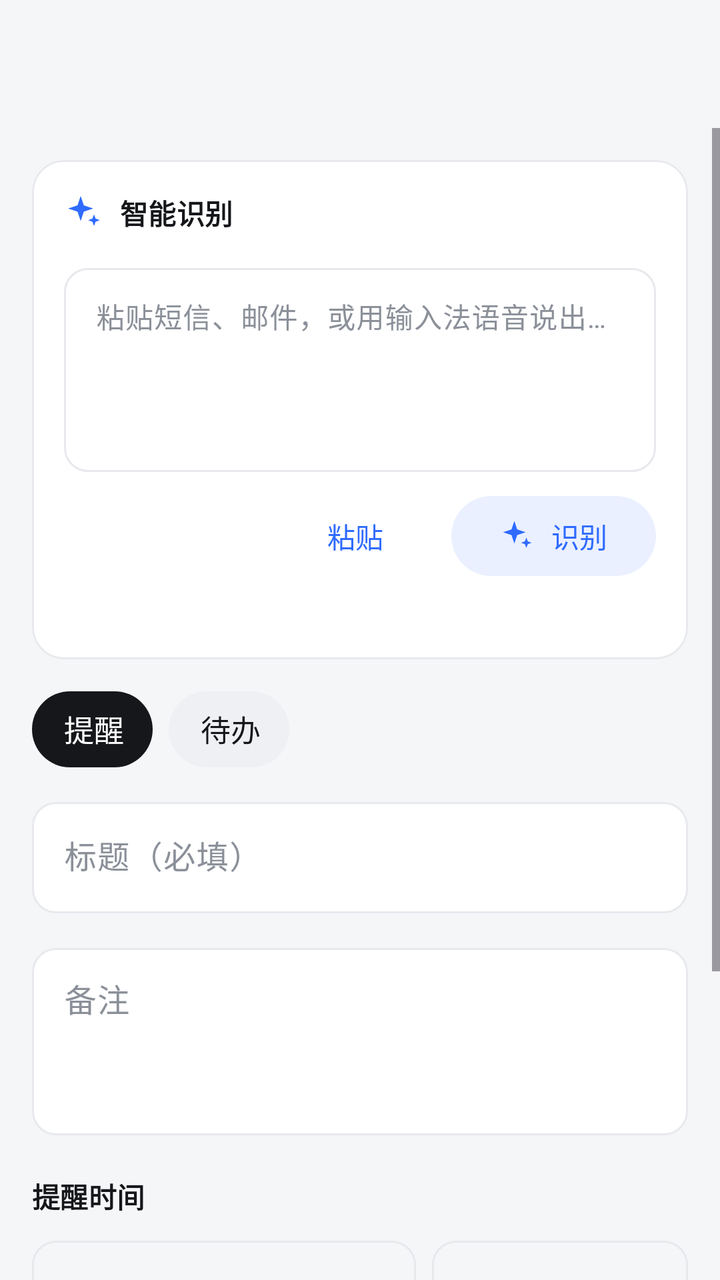
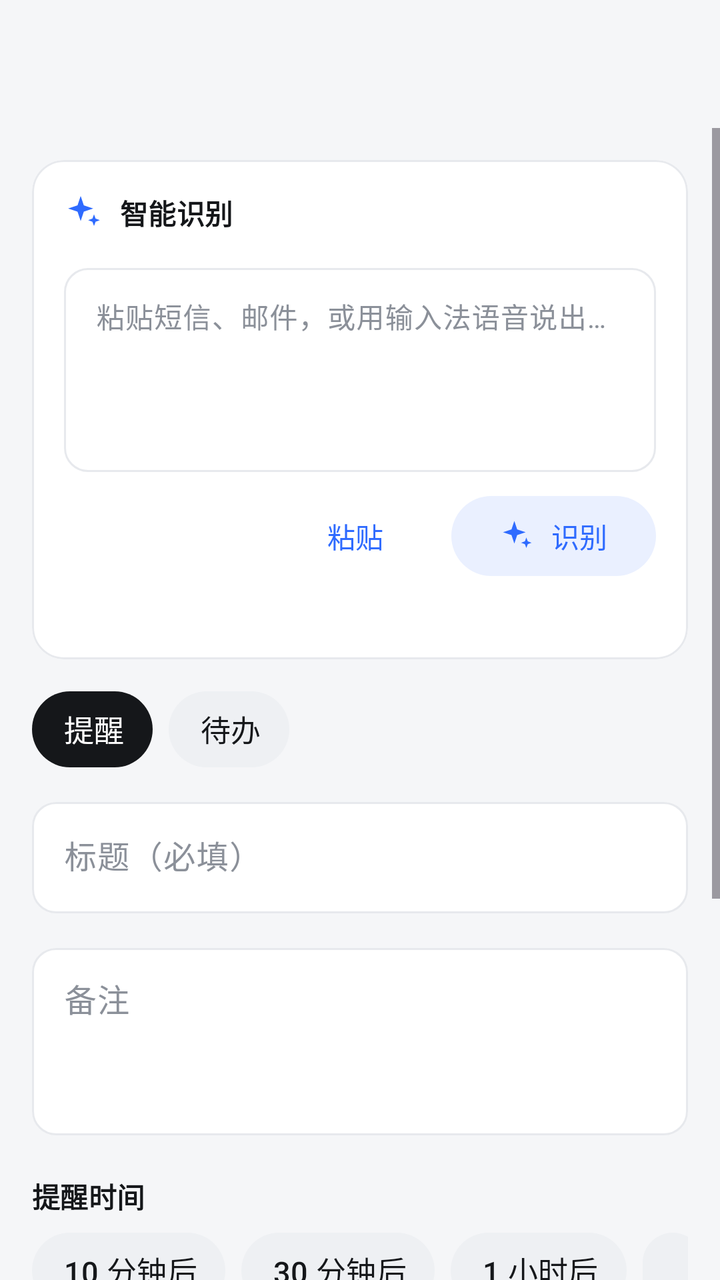

Screens rendered from an Android XML layout before and after an edit, with the pre-edit source and the edit as a unified diff.
<!-- AndroidManifest.xml: application theme Theme.Reminder -->
<!-- res/layout/activity_edit_reminder.xml -->
<?xml version="1.0" encoding="utf-8"?>
<LinearLayout xmlns:android="http://schemas.android.com/apk/res/android"
    xmlns:app="http://schemas.android.com/apk/res-auto"
    android:layout_width="match_parent"
    android:layout_height="match_parent"
    android:background="@color/bg"
    android:orientation="vertical">

    <com.google.android.material.appbar.MaterialToolbar
        android:id="@+id/toolbar"
        android:layout_width="match_parent"
        android:layout_height="?attr/actionBarSize" />

    <ScrollView
        android:layout_width="match_parent"
        android:layout_height="0dp"
        android:layout_weight="1">

        <LinearLayout
            android:layout_width="match_parent"
            android:layout_height="wrap_content"
            android:orientation="vertical"
            android:padding="16dp">

            
            <com.google.android.material.card.MaterialCardView
                android:id="@+id/smartCard"
                android:layout_width="match_parent"
                android:layout_height="wrap_content"
                android:layout_marginBottom="16dp">

                <LinearLayout
                    android:layout_width="match_parent"
                    android:layout_height="wrap_content"
                    android:orientation="vertical"
                    android:padding="16dp">

                    <LinearLayout
                        android:layout_width="match_parent"
                        android:layout_height="wrap_content"
                        android:gravity="center_vertical"
                        android:orientation="horizontal">

                        <ImageView
                            android:layout_width="20dp"
                            android:layout_height="20dp"
                            android:importantForAccessibility="no"
                            app:srcCompat="@drawable/ic_sparkle"
                            app:tint="@color/accent" />

                        <TextView
                            android:layout_width="wrap_content"
                            android:layout_height="wrap_content"
                            android:layout_marginStart="8dp"
                            android:text="@string/ai_card_title"
                            android:textAppearance="@style/TextAppearance.Reminder.StatLabel" />
                    </LinearLayout>

                    <com.google.android.material.textfield.TextInputLayout
                        android:layout_width="match_parent"
                        android:layout_height="wrap_content"
                        android:layout_marginTop="12dp"
                        android:hint="@string/ai_input_hint"
                        app:endIconMode="clear_text">

                        <com.google.android.material.textfield.TextInputEditText
                            android:id="@+id/smartInput"
                            android:layout_width="match_parent"
                            android:layout_height="wrap_content"
                            android:gravity="top"
                            android:inputType="textMultiLine"
                            android:maxLines="8"
                            android:minLines="4"
                            android:textSize="14sp" />
                    </com.google.android.material.textfield.TextInputLayout>

                    <LinearLayout
                        android:layout_width="match_parent"
                        android:layout_height="wrap_content"
                        android:layout_marginTop="8dp"
                        android:gravity="center_vertical"
                        android:orientation="horizontal">

                        <com.google.android.material.progressindicator.CircularProgressIndicator
                            android:id="@+id/aiProgress"
                            android:layout_width="wrap_content"
                            android:layout_height="wrap_content"
                            android:indeterminate="true"
                            android:visibility="gone"
                            app:indicatorSize="20dp"
                            app:trackThickness="2dp" />

                        <Space
                            android:layout_width="0dp"
                            android:layout_height="0dp"
                            android:layout_weight="1" />

                        <com.google.android.material.button.MaterialButton
                            android:id="@+id/pasteButton"
                            style="@style/Widget.Material3.Button.TextButton"
                            android:layout_width="wrap_content"
                            android:layout_height="wrap_content"
                            android:text="@string/ai_paste" />

                        <com.google.android.material.button.MaterialButton
                            android:id="@+id/recognizeButton"
                            style="@style/Widget.Material3.Button.TonalButton"
                            android:layout_width="wrap_content"
                            android:layout_height="wrap_content"
                            android:layout_marginStart="4dp"
                            android:text="@string/ai_recognize"
                            app:icon="@drawable/ic_sparkle" />
                    </LinearLayout>

                    <TextView
                        android:id="@+id/aiStatus"
                        android:layout_width="match_parent"
                        android:layout_height="wrap_content"
                        android:layout_marginTop="4dp"
                        android:textColor="@color/text_secondary"
                        android:textSize="13sp" />
                </LinearLayout>
            </com.google.android.material.card.MaterialCardView>

            
            <com.google.android.material.chip.ChipGroup
                android:id="@+id/typeGroup"
                android:layout_width="wrap_content"
                android:layout_height="wrap_content"
                android:layout_marginBottom="12dp"
                app:checkedChip="@id/chipTypeEvent"
                app:chipSpacingHorizontal="8dp"
                app:selectionRequired="true"
                app:singleLine="true"
                app:singleSelection="true">

                <com.google.android.material.chip.Chip
                    android:id="@+id/chipTypeEvent"
                    style="@style/Widget.Reminder.PillChip"
                    android:layout_width="wrap_content"
                    android:layout_height="wrap_content"
                    android:text="@string/type_event" />

                <com.google.android.material.chip.Chip
                    android:id="@+id/chipTypeTodo"
                    style="@style/Widget.Reminder.PillChip"
                    android:layout_width="wrap_content"
                    android:layout_height="wrap_content"
                    android:text="@string/type_todo" />
            </com.google.android.material.chip.ChipGroup>

            <com.google.android.material.textfield.TextInputLayout
                android:id="@+id/titleLayout"
                android:layout_width="match_parent"
                android:layout_height="wrap_content"
                android:hint="@string/hint_title">

                <com.google.android.material.textfield.TextInputEditText
                    android:id="@+id/titleInput"
                    android:layout_width="match_parent"
                    android:layout_height="wrap_content"
                    android:inputType="text"
                    android:maxLength="50" />
            </com.google.android.material.textfield.TextInputLayout>

            <com.google.android.material.textfield.TextInputLayout
                android:layout_width="match_parent"
                android:layout_height="wrap_content"
                android:layout_marginTop="12dp"
                android:hint="@string/hint_note">

                <com.google.android.material.textfield.TextInputEditText
                    android:id="@+id/noteInput"
                    android:layout_width="match_parent"
                    android:layout_height="wrap_content"
                    android:gravity="top"
                    android:inputType="textMultiLine"
                    android:minLines="3" />
            </com.google.android.material.textfield.TextInputLayout>

            <TextView
                android:layout_width="wrap_content"
                android:layout_height="wrap_content"
                android:layout_marginTop="20dp"
                android:text="@string/label_time"
                android:textAppearance="@style/TextAppearance.Reminder.StatLabel" />

            
            <LinearLayout
                android:id="@+id/leadSection"
                android:layout_width="match_parent"
                android:layout_height="wrap_content"
                android:orientation="vertical"
                android:visibility="gone">

                <TextView
                    android:id="@+id/eventTimeText"
                    android:layout_width="wrap_content"
                    android:layout_height="wrap_content"
                    android:layout_marginTop="6dp"
                    android:textColor="@color/text_secondary"
                    android:textSize="13sp" />

                <HorizontalScrollView
                    android:layout_width="match_parent"
                    android:layout_height="wrap_content"
                    android:layout_marginTop="8dp"
                    android:scrollbars="none">

                    <com.google.android.material.chip.ChipGroup
                        android:id="@+id/leadGroup"
                        android:layout_width="wrap_content"
                        android:layout_height="wrap_content"
                        app:chipSpacingHorizontal="8dp"
                        app:selectionRequired="true"
                        app:singleLine="true"
                        app:singleSelection="true">

                        <com.google.android.material.chip.Chip
                            android:id="@+id/chipLead0"
                            style="@style/Widget.Reminder.PillChip"
                            android:layout_width="wrap_content"
                            android:layout_height="wrap_content"
                            android:text="@string/lead_0" />

                        <com.google.android.material.chip.Chip
                            android:id="@+id/chipLead30"
                            style="@style/Widget.Reminder.PillChip"
                            android:layout_width="wrap_content"
                            android:layout_height="wrap_content"
                            android:text="@string/lead_30m" />

                        <com.google.android.material.chip.Chip
                            android:id="@+id/chipLead1h"
                            style="@style/Widget.Reminder.PillChip"
                            android:layout_width="wrap_content"
                            android:layout_height="wrap_content"
                            android:text="@string/lead_1h" />

                        <com.google.android.material.chip.Chip
                            android:id="@+id/chipLead1d"
                            style="@style/Widget.Reminder.PillChip"
                            android:layout_width="wrap_content"
                            android:layout_height="wrap_content"
                            android:text="@string/lead_1d" />
                    </com.google.android.material.chip.ChipGroup>
                </HorizontalScrollView>
            </LinearLayout>

            <LinearLayout
                android:layout_width="match_parent"
                android:layout_height="wrap_content"
                android:layout_marginTop="8dp"
                android:orientation="horizontal">

                <com.google.android.material.button.MaterialButton
                    android:id="@+id/dateButton"
                    style="@style/Widget.Material3.Button.OutlinedButton"
                    android:layout_width="0dp"
                    android:layout_height="52dp"
                    android:layout_marginEnd="8dp"
                    android:layout_weight="3"
                    android:textColor="@color/text_primary"
                    app:cornerRadius="12dp" />

                <com.google.android.material.button.MaterialButton
                    android:id="@+id/timeButton"
                    style="@style/Widget.Material3.Button.OutlinedButton"
                    android:layout_width="0dp"
                    android:layout_height="52dp"
                    android:layout_weight="2"
                    android:textColor="@color/text_primary"
                    app:cornerRadius="12dp" />
            </LinearLayout>

            <TextView
                android:layout_width="wrap_content"
                android:layout_height="wrap_content"
                android:layout_marginTop="20dp"
                android:text="@string/label_repeat"
                android:textAppearance="@style/TextAppearance.Reminder.StatLabel" />

            <com.google.android.material.chip.ChipGroup
                android:id="@+id/repeatGroup"
                android:layout_width="wrap_content"
                android:layout_height="wrap_content"
                android:layout_marginTop="8dp"
                app:checkedChip="@id/chipRepeatNone"
                app:chipSpacingHorizontal="8dp"
                app:selectionRequired="true"
                app:singleLine="true"
                app:singleSelection="true">

                <com.google.android.material.chip.Chip
                    android:id="@+id/chipRepeatNone"
                    style="@style/Widget.Reminder.PillChip"
                    android:layout_width="wrap_content"
                    android:layout_height="wrap_content"
                    android:text="@string/repeat_none" />

                <com.google.android.material.chip.Chip
                    android:id="@+id/chipRepeatDaily"
                    style="@style/Widget.Reminder.PillChip"
                    android:layout_width="wrap_content"
                    android:layout_height="wrap_content"
                    android:text="@string/repeat_daily" />

                <com.google.android.material.chip.Chip
                    android:id="@+id/chipRepeatWeekly"
                    style="@style/Widget.Reminder.PillChip"
                    android:layout_width="wrap_content"
                    android:layout_height="wrap_content"
                    android:text="@string/repeat_weekly" />

                <com.google.android.material.chip.Chip
                    android:id="@+id/chipRepeatMonthly"
                    style="@style/Widget.Reminder.PillChip"
                    android:layout_width="wrap_content"
                    android:layout_height="wrap_content"
                    android:text="@string/repeat_monthly" />
            </com.google.android.material.chip.ChipGroup>

            <com.google.android.material.button.MaterialButton
                android:id="@+id/save"
                android:layout_width="match_parent"
                android:layout_height="52dp"
                android:layout_marginTop="28dp"
                android:text="@string/save"
                android:textSize="16sp"
                app:cornerRadius="14dp" />

            <com.google.android.material.button.MaterialButton
                android:id="@+id/delete"
                style="@style/Widget.Material3.Button.TextButton"
                android:layout_width="match_parent"
                android:layout_height="wrap_content"
                android:layout_marginTop="4dp"
                android:text="@string/delete"
                android:textColor="@color/error"
                android:visibility="gone" />
        </LinearLayout>
    </ScrollView>
</LinearLayout>
<!-- resources referenced by this layout -->
<resources>
  <color name="accent">#2F6BFF</color>
  <color name="bg">#F5F6F8</color>
  <color name="error">#D93025</color>
  <color name="text_primary">#15171A</color>
  <color name="text_secondary">#8B9099</color>
  <!-- drawable ic_sparkle (drawable) -->
  <vector xmlns:android="http://schemas.android.com/apk/res/android"
      android:width="24dp"
      android:height="24dp"
      android:viewportWidth="24"
      android:viewportHeight="24">
      
      <path
          android:fillColor="#FF000000"
          android:pathData="M10,2l1.9,5.6L17.5,9.5l-5.6,1.9L10,17l-1.9,-5.6L2.5,9.5l5.6,-1.9z" />
      <path
          android:fillColor="#FF000000"
          android:pathData="M18,13l0.95,2.55L21.5,16.5l-2.55,0.95L18,20l-0.95,-2.55L14.5,16.5l2.55,-0.95z" />
  </vector>
  <string name="ai_card_title">智能识别</string>
  <string name="ai_input_hint">粘贴短信、邮件，或用输入法语音说出要做的事，如“明天下午三点前给王总报价”</string>
  <string name="ai_paste">粘贴</string>
  <string name="ai_recognize">识别</string>
  <string name="delete">删除</string>
  <string name="hint_note">备注</string>
  <string name="hint_title">标题（必填）</string>
  <string name="label_repeat">重复</string>
  <string name="label_time">提醒时间</string>
  <string name="lead_0">准时</string>
  <string name="lead_1d">提前1天</string>
  <string name="lead_1h">提前1小时</string>
  <string name="lead_30m">提前30分钟</string>
  <string name="repeat_daily">每天</string>
  <string name="repeat_monthly">每月</string>
  <string name="repeat_none">不重复</string>
  <string name="repeat_weekly">每周</string>
  <string name="save">保存</string>
  <string name="type_event">提醒</string>
  <string name="type_todo">待办</string>
  <style name="TextAppearance.Reminder.StatLabel" parent="TextAppearance.Material3.TitleSmall">
          <item name="android:textColor">@color/text_primary</item>
          <item name="android:textStyle">bold</item>
      </style>
  <style name="ShapeAppearance.Reminder.Pill" parent="">
          <item name="cornerFamily">rounded</item>
          <item name="cornerSize">50%</item>
      </style>
  <color name="accent_container">#EAF0FF</color>
  <color name="surface">#FFFFFF</color>
  <color name="outline">#E7E9ED</color>
  <style name="Widget.Reminder.Card" parent="Widget.Material3.CardView.Outlined">
          <item name="cardCornerRadius">16dp</item>
          <item name="cardElevation">0dp</item>
          <item name="strokeColor">@color/outline</item>
          <item name="strokeWidth">1dp</item>
          <item name="cardBackgroundColor">@color/surface</item>
      </style>
  <style name="Widget.Reminder.TextInput" parent="Widget.Material3.TextInputLayout.OutlinedBox">
          <item name="boxCornerRadiusTopStart">12dp</item>
          <item name="boxCornerRadiusTopEnd">12dp</item>
          <item name="boxCornerRadiusBottomStart">12dp</item>
          <item name="boxCornerRadiusBottomEnd">12dp</item>
          <item name="boxBackgroundColor">@color/surface</item>
      </style>
  <style name="Widget.Reminder.Toolbar" parent="Widget.Material3.Toolbar">
          <item name="android:background">@color/bg</item>
          <item name="titleCentered">true</item>
          <item name="titleTextAppearance">@style/TextAppearance.Reminder.ToolbarTitle</item>
      </style>
  <style name="TextAppearance.Reminder.ToolbarTitle" parent="TextAppearance.Material3.TitleLarge">
          <item name="android:textStyle">bold</item>
          <item name="android:textSize">18sp</item>
      </style>
  <!-- unchanged entries left out for length: 2 -->
</resources>

<!-- the commit's change to res/layout/activity_edit_reminder.xml (unified diff, before → after) -->
@@ -247,31 +247,79 @@
                 </HorizontalScrollView>
             </LinearLayout>
 
-            <LinearLayout
+            
+            <HorizontalScrollView
                 android:layout_width="match_parent"
                 android:layout_height="wrap_content"
                 android:layout_marginTop="8dp"
-                android:orientation="horizontal">
-
-                <com.google.android.material.button.MaterialButton
-                    android:id="@+id/dateButton"
-                    style="@style/Widget.Material3.Button.OutlinedButton"
-                    android:layout_width="0dp"
-                    android:layout_height="52dp"
-                    android:layout_marginEnd="8dp"
-                    android:layout_weight="3"
-                    android:textColor="@color/text_primary"
-                    app:cornerRadius="12dp" />
-
-                <com.google.android.material.button.MaterialButton
-                    android:id="@+id/timeButton"
-                    style="@style/Widget.Material3.Button.OutlinedButton"
-                    android:layout_width="0dp"
-                    android:layout_height="52dp"
-                    android:layout_weight="2"
-                    android:textColor="@color/text_primary"
-                    app:cornerRadius="12dp" />
-            </LinearLayout>
+                android:scrollbars="none">
+
+                <com.google.android.material.chip.ChipGroup
+                    android:layout_width="wrap_content"
+                    android:layout_height="wrap_content"
+                    app:chipSpacingHorizontal="8dp"
+                    app:singleLine="true">
+
+                    <com.google.android.material.chip.Chip
+                        android:id="@+id/quick10m"
+                        style="@style/Widget.Reminder.PillChip"
+                        android:layout_width="wrap_content"
+                        android:layout_height="wrap_content"
+                        android:checkable="false"
+                        android:text="@string/quick_10m" />
+
+                    <com.google.android.material.chip.Chip
+                        android:id="@+id/quick30m"
+                        style="@style/Widget.Reminder.PillChip"
+                        android:layout_width="wrap_content"
+                        android:layout_height="wrap_content"
+                        android:checkable="false"
+                        android:text="@string/quick_30m" />
+
+                    <com.google.android.material.chip.Chip
+                        android:id="@+id/quick1h"
+                        style="@style/Widget.Reminder.PillChip"
+                        android:layout_width="wrap_content"
+                        android:layout_height="wrap_content"
+                        android:checkable="false"
+                        android:text="@string/quick_1h" />
+
+                    <com.google.android.material.chip.Chip
+                        android:id="@+id/quickEvening"
+                        style="@style/Widget.Reminder.PillChip"
+                        android:layout_width="wrap_content"
+                        android:layout_height="wrap_content"
+                        android:checkable="false" />
+
+                    <com.google.android.material.chip.Chip
+                        android:id="@+id/quickMorning"
+                        style="@style/Widget.Reminder.PillChip"
+                        android:layout_width="wrap_content"
+                        android:layout_height="wrap_content"
+                        android:checkable="false"
+                        android:text="@string/quick_tomorrow_morning" />
+                </com.google.android.material.chip.ChipGroup>
+            </HorizontalScrollView>
+
+            
+            <com.google.android.material.button.MaterialButton
+                android:id="@+id/whenButton"
+                style="@style/Widget.Material3.Button.OutlinedButton"
+                android:layout_width="match_parent"
+                android:layout_height="56dp"
+                android:layout_marginTop="10dp"
+                android:textColor="@color/text_primary"
+                android:textSize="17sp"
+                app:cornerRadius="12dp" />
+
+            <TextView
+                android:id="@+id/whenRelative"
+                android:layout_width="wrap_content"
+                android:layout_height="wrap_content"
+                android:layout_marginStart="4dp"
+                android:layout_marginTop="4dp"
+                android:textColor="@color/text_secondary"
+                android:textSize="13sp" />
 
             <TextView
                 android:layout_width="wrap_content"
<!-- resource entries referenced after the edit -->
@@ -32,6 +32,10 @@
   <string name="lead_1d">提前1天</string>
   <string name="lead_1h">提前1小时</string>
   <string name="lead_30m">提前30分钟</string>
+  <string name="quick_10m">10 分钟后</string>
+  <string name="quick_1h">1 小时后</string>
+  <string name="quick_30m">30 分钟后</string>
+  <string name="quick_tomorrow_morning">明早 09:00</string>
   <string name="repeat_daily">每天</string>
   <string name="repeat_monthly">每月</string>
   <string name="repeat_none">不重复</string>
